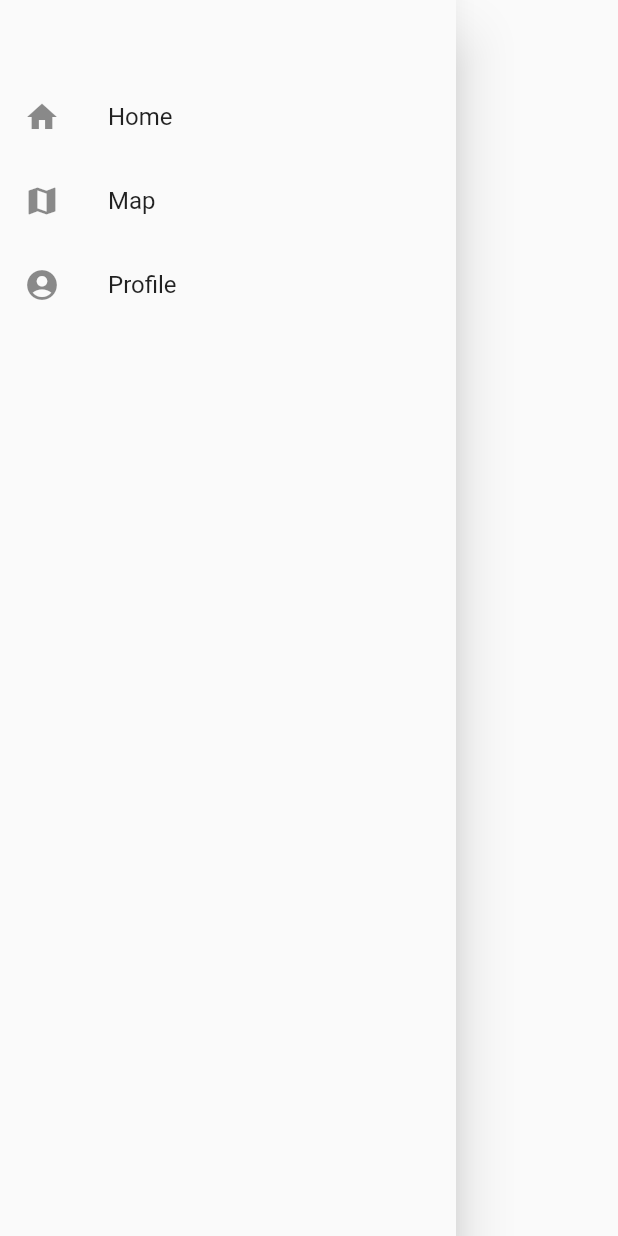
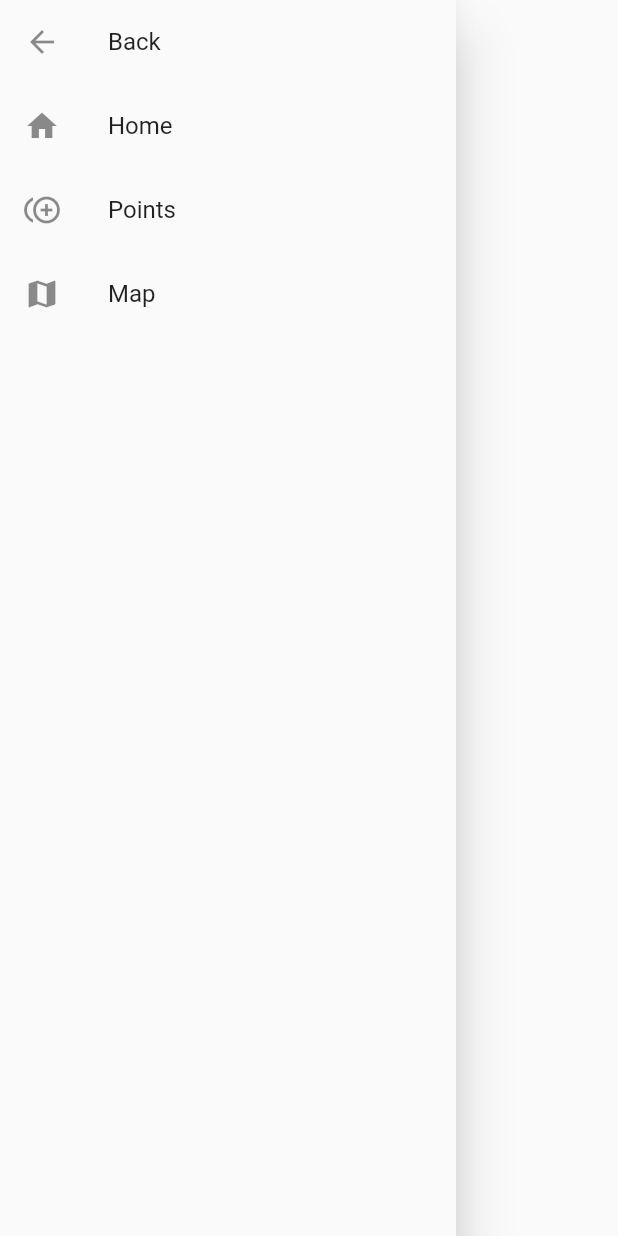
Before and after one commit to kshshton/frog-hunter, a Flutter app: the NavBar widget shown alone on an empty page, opened directly, on a phone screen of 412 x 824 dp. Run offline on Flutter 3.47's test engine with Material 2 defaults, Android fonts, the phone set to English and light mode, and no system bars; our stand-ins replace geolocator, google_maps_flutter, location.

Commit message:
Add points functionality

```diff
--- a/lib/main.dart
+++ b/lib/main.dart
@@ -2,7 +2,7 @@ import 'package:flutter/material.dart';
 
 import 'src/routes/home.dart';
 import 'src/routes/locator.dart';
-import 'src/routes/profile.dart';
+import 'src/routes/points.dart';
 
 void main() {
   runApp(
@@ -10,8 +10,8 @@ void main() {
       initialRoute: '/',
       routes: {
         '/': (context) => const Home(),
+        '/points': (context) => const Points(),
         '/locator': (context) => const Locator(),
-        '/profile': (context) => const Profile()
       },
     ),
   );
--- a/lib/src/components/navbar.dart
+++ b/lib/src/components/navbar.dart
@@ -10,8 +10,10 @@ class NavBar extends StatelessWidget {
     return Drawer(
       child: ListView(
         children: [
-          const SizedBox(
-            height: 50,
+          ListTile(
+            leading: const Icon(Icons.arrow_back),
+            title: const Text('Back'),
+            onTap: () => Navigator.pop(context),
           ),
           ListTile(
             leading: const Icon(Icons.home),
@@ -19,14 +21,14 @@ class NavBar extends StatelessWidget {
             onTap: () => Navigator.pushNamed(context, '/'),
           ),
           ListTile(
+            leading: const Icon(Icons.control_point_duplicate),
+            title: const Text('Points'),
+            onTap: () => Navigator.pushNamed(context, '/points'),
+          ),
+          ListTile(
             leading: const Icon(Icons.map),
             title: const Text('Map'),
             onTap: () => Navigator.pushNamed(context, '/locator'),
-          ),
-          ListTile(
-            leading: const Icon(Icons.account_circle),
-            title: const Text('Profile'),
-            onTap: () => Navigator.pushNamed(context, '/profile'),
           ),
         ],
       ),
--- /dev/null
+++ b/lib/src/routes/points.dart
@@ -0,0 +1,38 @@
+import 'package:flutter/material.dart';
+
+import '../components/navbar.dart';
+import 'locator.dart';
+
+class Points extends StatefulWidget {
+  const Points({Key? key}) : super(key: key);
+
+  @override
+  State<Points> createState() => _PointsState();
+}
+
+class _PointsState extends State<Points> {
+
+  @override
+  Widget build(BuildContext context) {
+    return Scaffold(
+      appBar: AppBar(
+        title: const Text('Points'),
+      ),
+      drawer: const NavBar(),
+      body: Center(
+        child: Column(
+          mainAxisAlignment: MainAxisAlignment.center,
+          children: <Widget>[
+            const Text(
+              'Your points:',
+            ),
+            Text(
+              '${Locator.getBlackList().length}',
+              style: Theme.of(context).textTheme.headlineMedium,
+            ),
+          ],
+        ),
+      ),
+    );
+  }
+}
--- a/lib/src/routes/profile.dart
+++ /dev/null
@@ -1,22 +0,0 @@
-import 'package:flutter/material.dart';
-
-class Profile extends StatelessWidget {
-  const Profile({Key? key}) : super(key: key);
-
-  @override
-  Widget build(BuildContext context) {
-    return Scaffold(
-      appBar: AppBar(
-        title: const Text('Profile'),
-      ),
-      body: Center(
-        child: ElevatedButton(
-          onPressed: () {
-            Navigator.pop(context);
-          },
-          child: const Text('Go back!'),
-        ),
-      ),
-    );
-  }
-}
```
Also changed, not shown: lib/src/routes/home.dart (+15 -0 lines), lib/src/routes/locator.dart (+7 -3 lines).
